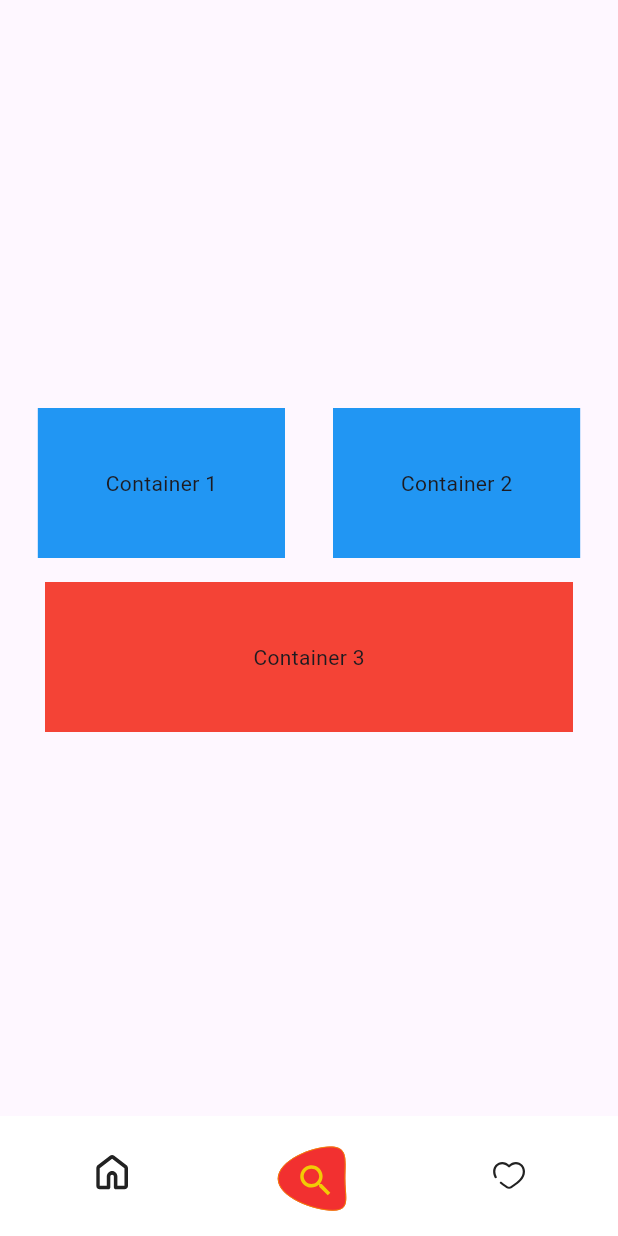
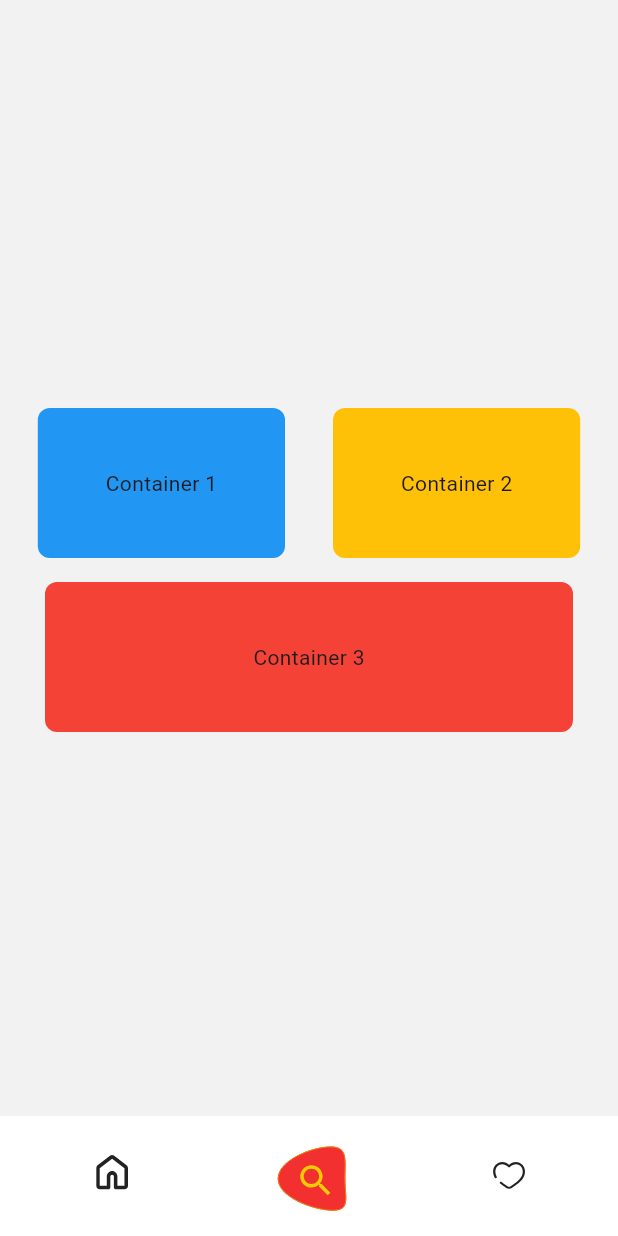
Before and after one commit to gusperandio/nature_flutter, a Flutter app: the MainScreen screen opened directly, item 2 of the bottom bar chosen, on a phone screen of 412 x 824 dp. Run offline on Flutter 3.47's test engine with Material 3 defaults, Android fonts, the phone set to English and light mode, and no system bars; our stand-ins replace flutter_svg.

Commit message:
Pages Search Folders and files

```diff
--- a/lib/pages/home_screen.dart
+++ b/lib/pages/home_screen.dart
@@ -122,7 +122,7 @@ class _HomeScreenState extends State<HomeScreen> {
                   width: 100,
                   height: 100,
                   decoration: BoxDecoration(
-                      color: Color.fromARGB(255, 242, 159, 5),
+                      color: const Color.fromARGB(255, 242, 159, 5),
                       borderRadius: BorderRadius.circular(12)),
                   child: Column(
                     children: [
@@ -145,7 +145,7 @@ class _HomeScreenState extends State<HomeScreen> {
                   width: 100,
                   height: 100,
                   decoration: BoxDecoration(
-                      color: Color.fromARGB(255, 242, 135, 5),
+                      color: const Color.fromARGB(255, 242, 135, 5),
                       borderRadius: BorderRadius.circular(12)),
                   child: Column(
                     children: [
@@ -191,6 +191,8 @@ class _HomeScreenState extends State<HomeScreen> {
                 Padding(
                     padding:
                         const EdgeInsets.symmetric(horizontal: 16, vertical: 8),
+                    child: GestureDetector(
+                        onTap: () {},
                         child: Row(
                           children: [
                             Container(
@@ -231,7 +233,7 @@ class _HomeScreenState extends State<HomeScreen> {
                               ),
                             ),
                           ],
-                    )),
+                        ))),
                 Padding(
                     padding:
                         const EdgeInsets.symmetric(horizontal: 16, vertical: 8),
--- a/lib/pages/like_screen.dart
+++ b/lib/pages/like_screen.dart
@@ -65,7 +65,7 @@ class _LikeScreenState extends State<LikeScreen> {
         color: const Color(0xFFF2F2F2),
         child: Column(
           children: [
-            const SizedBox(height: 25),
+            const SizedBox(height: 30),
             Expanded(
                 child: ListView.builder(
               itemCount: items.length,
--- a/lib/pages/search_screen.dart
+++ b/lib/pages/search_screen.dart
@@ -4,8 +4,11 @@ class SearchScreen extends StatelessWidget {
   @override
   Widget build(BuildContext context) {
     return MaterialApp(
-      home: Scaffold(
-        body: Center(
+        home: Scaffold(
+      body: Container(
+        width: double.infinity,
+        color: const Color(0xFFF2F2F2),
+        child: Center(
           child: Column(
             mainAxisAlignment: MainAxisAlignment.center,
             children: [
@@ -17,7 +20,10 @@ class SearchScreen extends StatelessWidget {
                     child: Container(
                       width: MediaQuery.of(context).size.width / 2.5,
                       height: 100,
-                      color: Colors.blue,
+                      decoration: BoxDecoration(
+                        color: Colors.blue,
+                        borderRadius: BorderRadius.circular(8)
+                      ),
                       alignment: Alignment.center,
                       child: const Text('Container 1'),
                     ),
@@ -27,7 +33,10 @@ class SearchScreen extends StatelessWidget {
                     child: Container(
                       width: MediaQuery.of(context).size.width / 2.5,
                       height: 100,
-                      color: Colors.blue,
+                      decoration: BoxDecoration(
+                        color: Colors.amber,
+                        borderRadius: BorderRadius.circular(8)
+                      ),
                       alignment: Alignment.center,
                       child: const Text('Container 2'),
                     ),
@@ -35,11 +44,15 @@ class SearchScreen extends StatelessWidget {
                 ],
               ),
               Padding(
-                  padding: const EdgeInsets.symmetric(horizontal: 30, vertical: 0),
+                  padding:
+                      const EdgeInsets.symmetric(horizontal: 30, vertical: 0),
                   child: Container(
                     width: MediaQuery.of(context).size.width,
                     height: 100,
-                    color: Colors.red,
+                     decoration: BoxDecoration(
+                        color: Colors.red,
+                        borderRadius: BorderRadius.circular(8)
+                      ),
                     alignment: Alignment.center,
                     child: const Text('Container 3'),
                   )),
@@ -47,6 +60,6 @@ class SearchScreen extends StatelessWidget {
           ),
         ),
       ),
-    );
+    ));
   }
 }
```
Also changed, not shown: lib/pages/search/dictionary_screen.dart (added), lib/pages/search/random_screen.dart (added), lib/pages/search/specific_screen.dart (added). Lines whose indentation alone changed are shown as unchanged.
